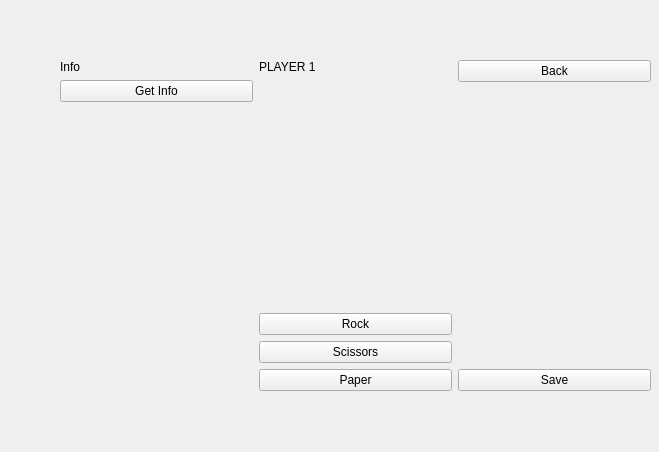
Old version of the form RPS_GUI/gamewindow.ui in the repository RudX2k2/csad2125ki306rudvi18.
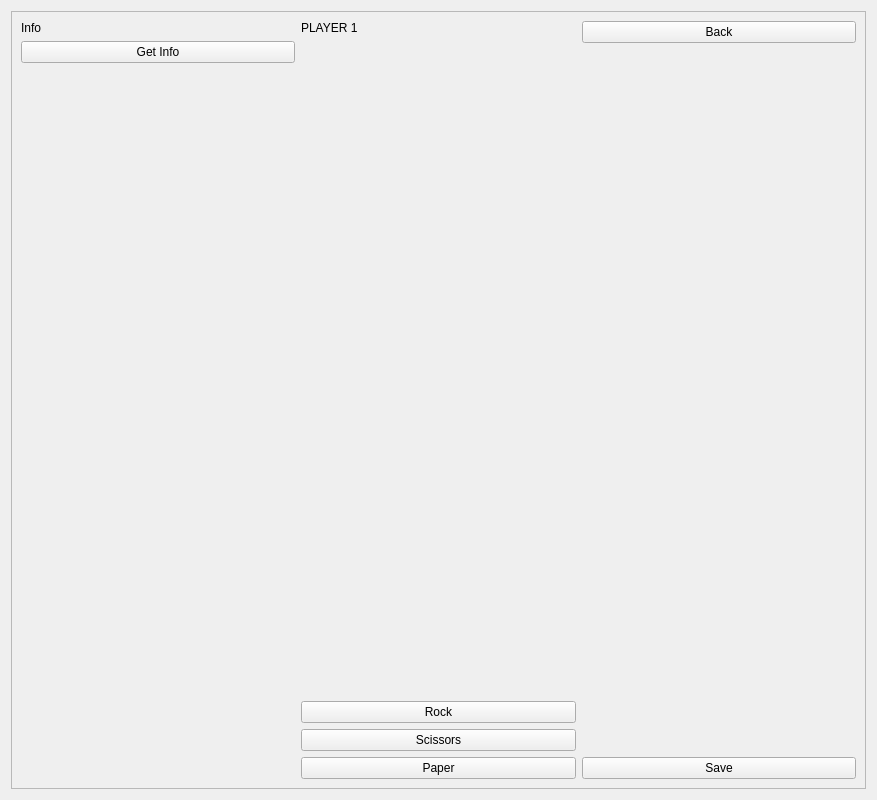
New version of the form.

Diff of the .ui file:
```diff
--- a/RPS_GUI/gamewindow.ui
+++ b/RPS_GUI/gamewindow.ui
@@ -6,22 +6,36 @@
    <rect>
     <x>0</x>
     <y>0</y>
-    <width>659</width>
-    <height>452</height>
+    <width>877</width>
+    <height>800</height>
    </rect>
   </property>
+  <property name="minimumSize">
+   <size>
+    <width>800</width>
+    <height>800</height>
+   </size>
+  </property>
   <property name="windowTitle">
    <string>Form</string>
   </property>
-  <widget class="QWidget" name="horizontalLayoutWidget">
-   <property name="geometry">
-    <rect>
-     <x>60</x>
-     <y>60</y>
-     <width>591</width>
-     <height>331</height>
-    </rect>
-   </property>
+  <layout class="QGridLayout" name="gridLayout_2">
+   <item row="0" column="0">
+    <widget class="QFrame" name="frame">
+     <property name="minimumSize">
+      <size>
+       <width>800</width>
+       <height>500</height>
+      </size>
+     </property>
+     <property name="frameShape">
+      <enum>QFrame::Shape::StyledPanel</enum>
+     </property>
+     <property name="frameShadow">
+      <enum>QFrame::Shadow::Raised</enum>
+     </property>
+     <layout class="QGridLayout" name="gridLayout">
+      <item row="0" column="0">
    <layout class="QHBoxLayout" name="horizontalLayout">
     <item>
      <layout class="QVBoxLayout" name="verticalLayout_2">
@@ -134,7 +148,11 @@
      </layout>
     </item>
    </layout>
-  </widget>
+      </item>
+     </layout>
+    </widget>
+   </item>
+  </layout>
  </widget>
  <resources/>
  <connections/>
```
Lines whose indentation alone changed are shown as unchanged.
